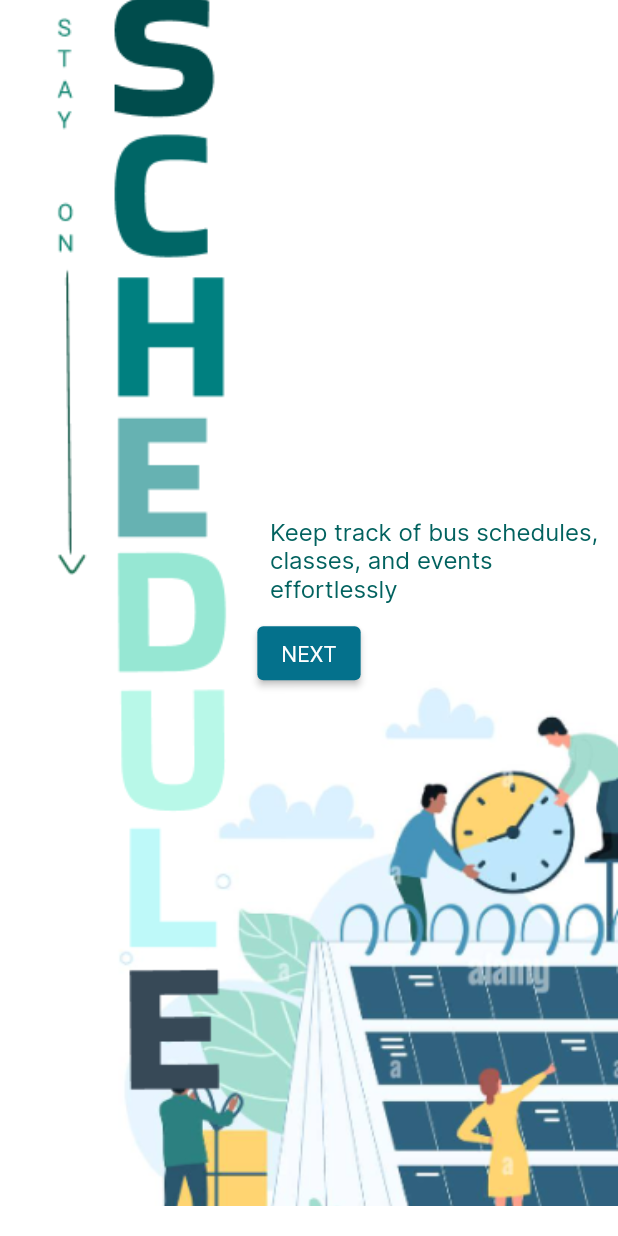
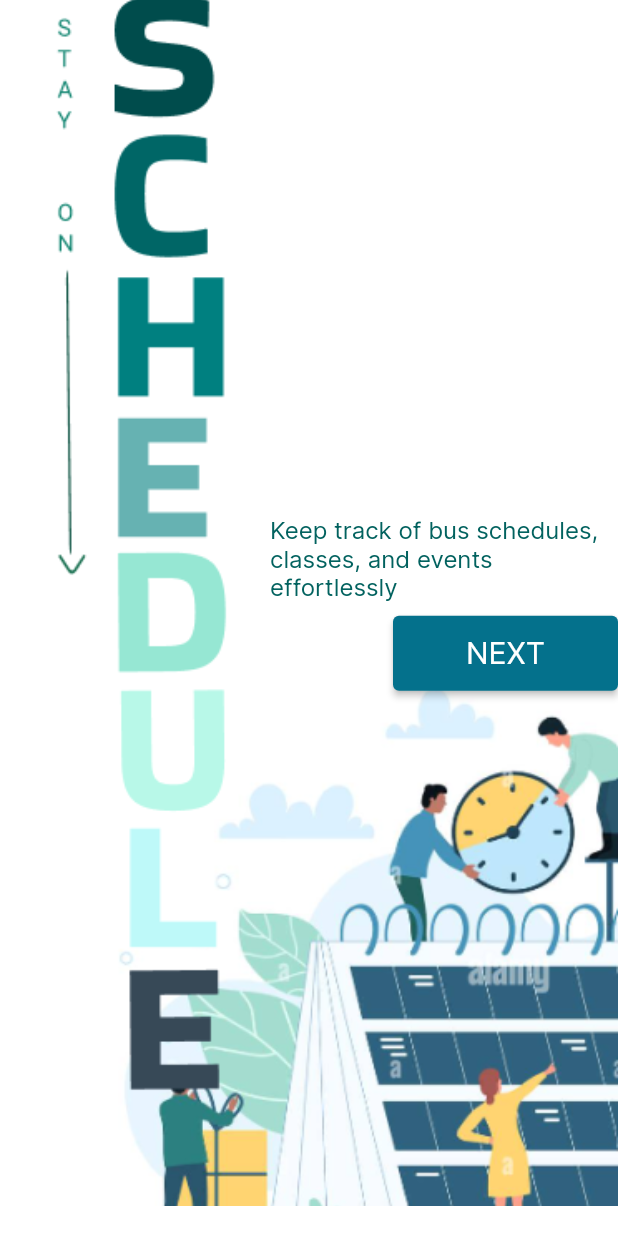
Before and after one commit to nimeshkk/Android_App, a Flutter app: the WalkthroughScreen screen opened directly, swiped to page 3, on a phone screen of 412 x 824 dp. Run offline on Flutter 3.47's test engine with Material 2 defaults, Android fonts, the phone set to English and light mode, and no system bars; our stand-ins replace another_carousel_pro, carousel_slider, cloud_firestore, device_preview, firebase_auth, firebase_core and 2 more; missing offline and left inert: flutter_dismissible_tile; accounts and stored records are empty; network calls fail.

Commit message:
update 8

```diff
--- a/lib/pages/login/login_screen.dart
+++ b/lib/pages/login/login_screen.dart
@@ -24,7 +24,7 @@ class _LoginScreenState extends State<LoginScreen> {
     Navigator.push(
       context,
       MaterialPageRoute(
-        builder: (context) => OnboardingScreen(),
+        builder: (context) => Home2(),
       ),
     );
   }
--- a/lib/pages/splash_screen/pagecontroller.dart
+++ b/lib/pages/splash_screen/pagecontroller.dart
@@ -224,7 +224,7 @@ class SliderThree extends StatelessWidget {
     return Container(
       decoration: BoxDecoration(
         image: DecorationImage(
-          image: AssetImage('assets/slider03.png'), // Replace with image path
+          image: AssetImage('assets/slider03.png'),
           fit: BoxFit.cover,
         ),
       ),
@@ -249,22 +249,25 @@ class SliderThree extends StatelessWidget {
             ),
             Row(
               mainAxisAlignment:
-                  MainAxisAlignment.center, // Align the button to the left
+                  MainAxisAlignment.end,
               children: [
                 ElevatedButton(
                   onPressed: () {
                    Navigator.push(
                       context,
-                      MaterialPageRoute(builder: (context) => LoginScreen()),
+                      MaterialPageRoute(
+                     builder: (context) => LoginScreen()),
                  );
                 },
                     style: ElevatedButton.styleFrom(
                     primary: Color.fromARGB(255, 4, 113, 140),
+                    minimumSize: Size(150, 50),
                   ),
                child: Text(
                      'NEXT',
                      style: TextStyle(
-                      color: Colors.white, // Set text color here
+                    color: Colors.white,
+                    fontSize: 20, // Adjust the font size as needed
     ),
   ),
 ),
```
Also changed, not shown: lib/pages/main.dart (+1 -9 lines). Lines whose indentation alone changed are shown as unchanged.
